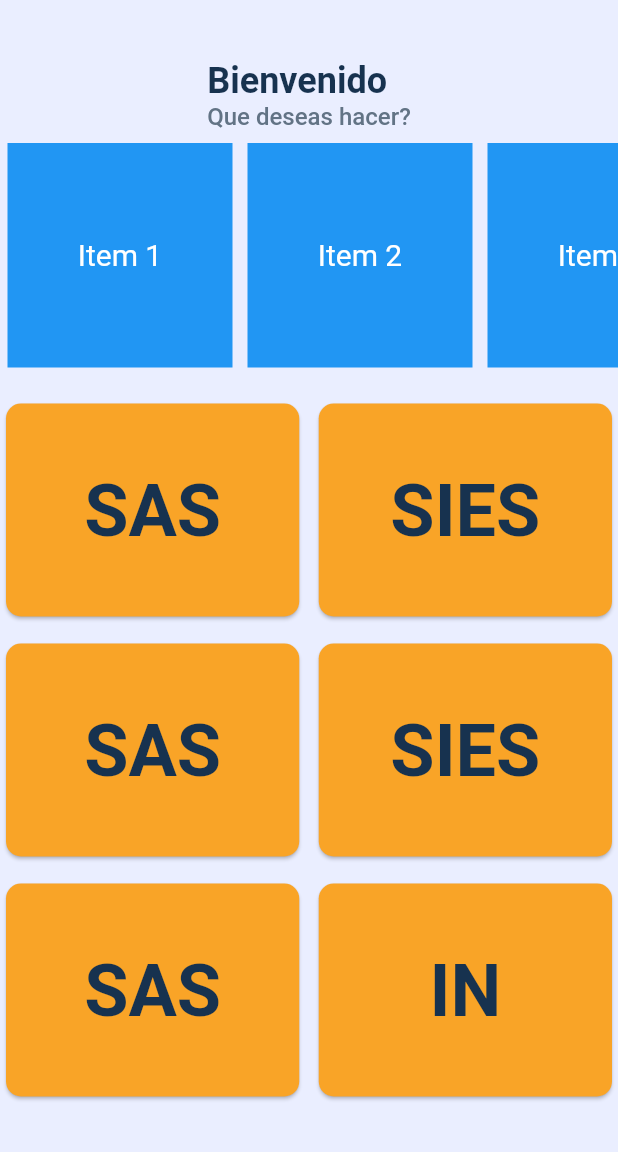
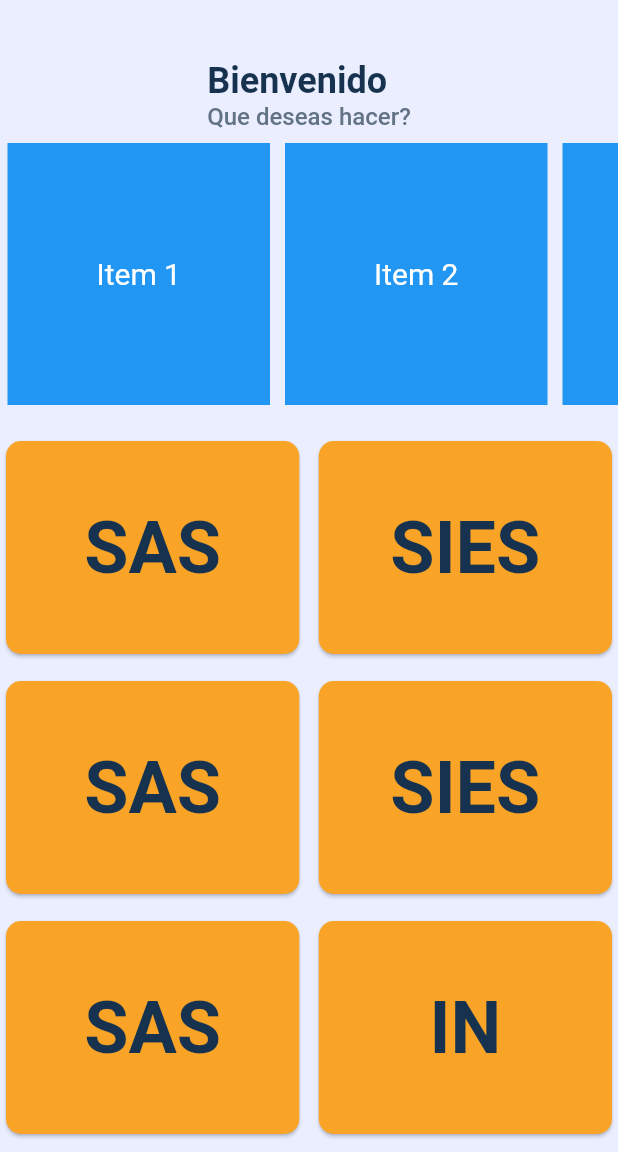
Before and after one commit to MeryMelendezT/usb, a Flutter app: the HomeView screen opened by its route, on a phone screen of 412 x 824 dp, the part 84-1236 px from its top. Run offline on Flutter 3.47's test engine with Material 2 defaults, Android fonts, the light colour scheme and no system bars; drawn by our look-alikes of overlay_support; our stand-ins replace auto_route, flutter_translate, shared_preferences, stacked; missing offline and left inert: flutter_inappwebview; accounts and stored records are empty; Roboto replaces fonts that are missing (Titles).

Commit message:
changes minors

```diff
--- a/lib/views/home/home_view.dart
+++ b/lib/views/home/home_view.dart
@@ -6,15 +6,6 @@ import 'package:usb/widgets/custom_text.dart';
 
 class HomeView extends StatelessWidget {
   HomeView({super.key});
-
-  final List<String> items = [
-    'Item 1',
-    'Item 2',
-    'Item 3',
-    'Item 4',
-    'Item 5',
-    // Agrega más elementos a la lista si es necesario
-  ];
 
   @override
   Widget build(BuildContext context) {
@@ -51,20 +42,20 @@ class HomeView extends StatelessWidget {
                 ),
               ),
               SizedBox(
-                height: 150,
+                height: 175,
                 child: ListView.builder(
                   primary: true,
                   shrinkWrap: true,
                   scrollDirection: Axis.horizontal,
-                  itemCount: items.length,
+                  itemCount: model.items.length,
                   itemBuilder: (BuildContext context, int index) {
                     return Container(
-                      width: 150.0, // Ancho de cada elemento en la lista
+                      width: 175.0, // Ancho de cada elemento en la lista
                       margin: EdgeInsets.symmetric(horizontal: 5.0),
                       color: Colors.blue,
                       child: Center(
                         child: Text(
-                          items[index],
+                          model.items[index],
                           style: TextStyle(color: Colors.white, fontSize: 20.0),
                         ),
                       ),
--- a/lib/views/home/home_viewmodel.dart
+++ b/lib/views/home/home_viewmodel.dart
@@ -4,6 +4,16 @@ import 'package:stacked/stacked.dart';
 class HomeViewModel extends BaseViewModel{
   late BuildContext _context;
   List get cards => _cards;
+  List<String> get items => _items;
+
+  final List<String> _items = [
+    'Item 1',
+    'Item 2',
+    'Item 3',
+    'Item 4',
+    'Item 5',
+    // Agrega más elementos a la lista si es necesario
+  ];
 
   final List _cards = [
     {
```
Also changed, not shown: lib/views/map/map_view.dart (added), lib/views/map/map_viewmodel.dart (added).
